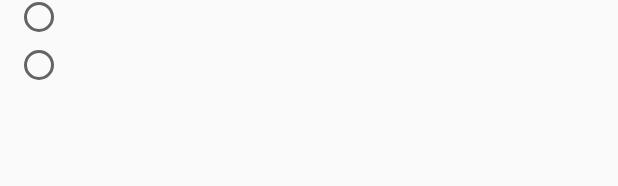
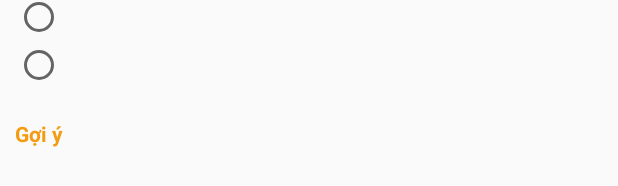
Before and after one commit to HikaruNguyen/Ezlearn, an Android app: the layout fragment_question.xml on its own in the app's theme, with its tools: preview values and no code run, on a phone screen of 412 x 824 dp. Shown: the part 229-415 px from the top of the screen. Run offline under Robolectric (Android 15) with nearby library versions, the phone set to English and light mode, and no system bars.

Commit message:
check answer

```diff
--- a/app/src/main/java/com/vn/ezlearn/activity/TestActivity.java
+++ b/app/src/main/java/com/vn/ezlearn/activity/TestActivity.java
@@ -344,7 +344,7 @@ public class TestActivity extends BaseActivity
         super.onActivityResult(requestCode, resultCode, data);
         if (resultCode == RESULT_OK) {
             if (requestCode == ShowPointActivity.KEY_REQUEST) {
-
+                adapter.showSuggest();
             }
         } else {
             finish();
--- a/app/src/main/res/layout/fragment_question.xml
+++ b/app/src/main/res/layout/fragment_question.xml
@@ -131,5 +131,32 @@
                 android:textColor="@color/text_color_content"
                 android:textSize="@dimen/text_size_15sp" />
         </RadioGroup>
+
+        <LinearLayout
+            android:layout_width="match_parent"
+            android:layout_height="wrap_content"
+            android:layout_below="@+id/rgAnswer"
+            android:layout_marginTop="@dimen/margin_20dp"
+            android:orientation="vertical"
+            android:paddingLeft="@dimen/margin_10dp"
+            android:paddingRight="@dimen/margin_10dp"
+            android:visibility="@{questionViewModel.visiableSuggest}">
+
+            <TextView
+                android:layout_width="match_parent"
+                android:layout_height="wrap_content"
+                android:text="@string/hint"
+                android:textColor="@color/colorAccent"
+                android:textStyle="bold" />
+
+            <TextView
+                android:layout_width="match_parent"
+                android:layout_height="wrap_content"
+                android:layout_marginTop="@dimen/margin_5dp"
+                android:text="@{questionViewModel.suggest}"
+                android:textColor="@color/text_color_content"
+                android:textStyle="italic" />
+        </LinearLayout>
+
     </RelativeLayout>
 </layout>
--- a/app/src/main/res/values/strings.xml
+++ b/app/src/main/res/values/strings.xml
@@ -188,4 +188,5 @@
     <string name="no_answer">Chưa trả lời: %1$d</string>
     <string name="time_answer"><![CDATA[Thời gian làm bài: <b>%1$d Giờ: %2$d Phút: %3$d Giây</b>]]></string>
     <string name="review_answer">Xem đáp án</string>
+    <string name="hint">Gợi ý</string>
 </resources>
```
Also changed, not shown: app/src/main/java/com/vn/ezlearn/adapter/QuestionObjectAdapter.java (+10 -1 lines), app/src/main/java/com/vn/ezlearn/fragment/QuestionFragment.java (+79 -0 lines), app/src/main/java/com/vn/ezlearn/viewmodel/QuestionViewModel.java (+14 -0 lines), app/src/main/res/drawable/tick.png (added).
